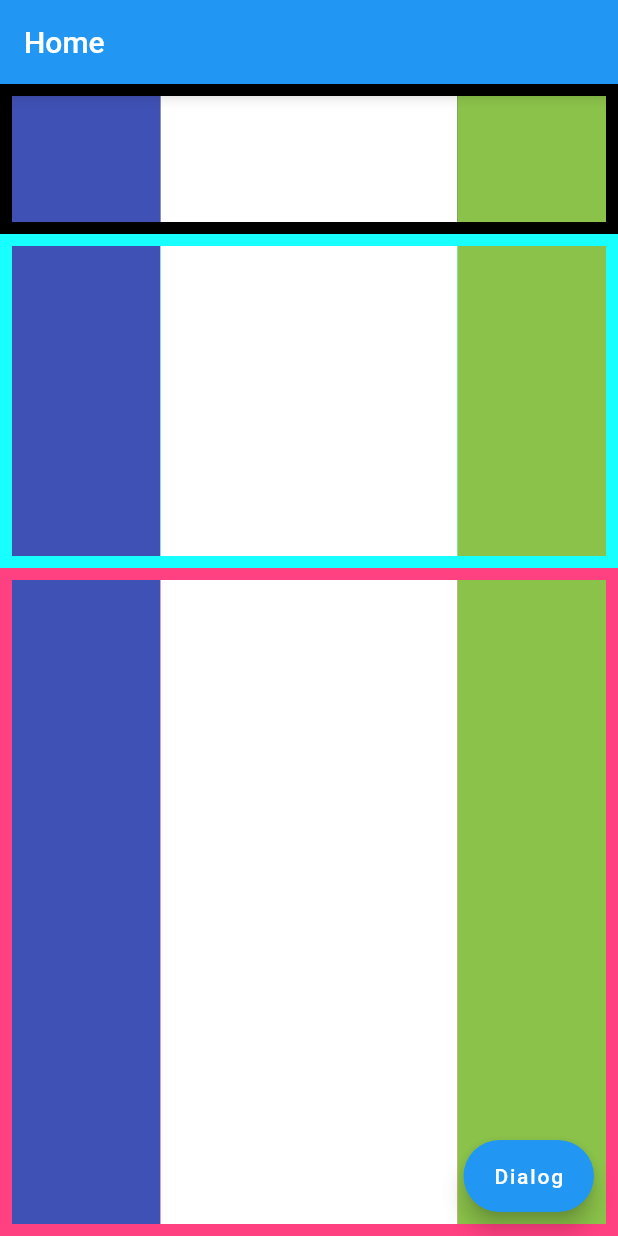
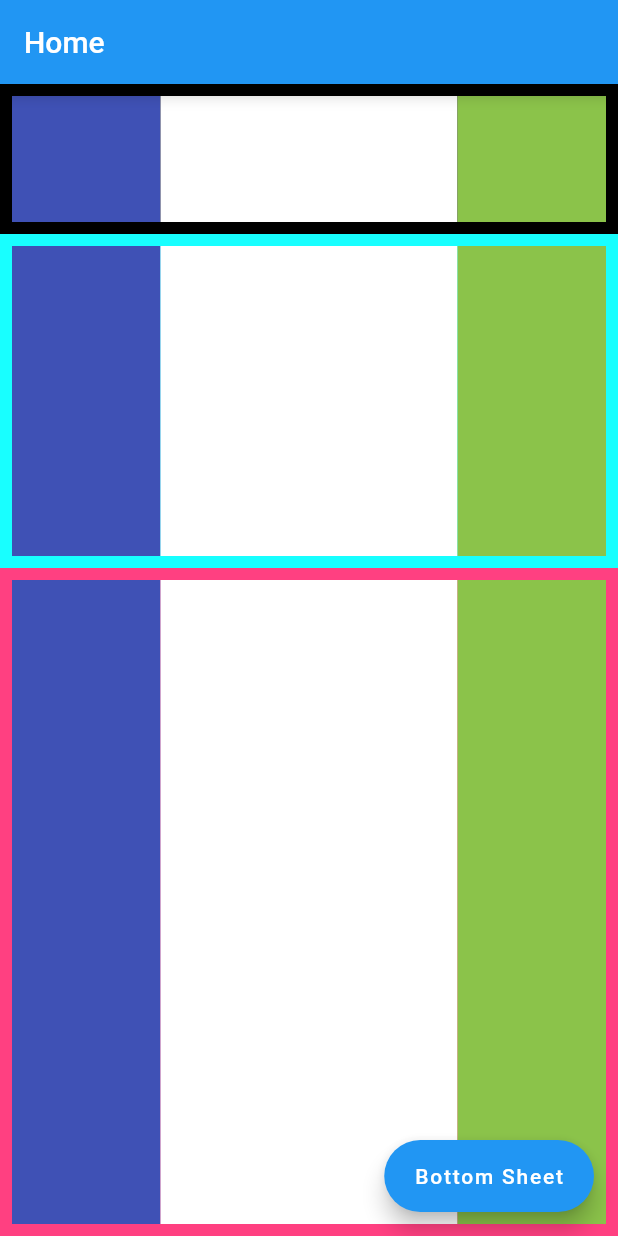
Before and after one commit to MHFerdous/Flutter_RestAPI_FireBase, a Flutter app: the screen it shows after launch, on a phone screen of 412 x 824 dp. Run offline on Flutter 3.47's test engine with Material 2 defaults, Android fonts, the phone set to English and light mode, and no system bars.

Commit message:
BottomSheet added

```diff
--- a/lib/home.dart
+++ b/lib/home.dart
@@ -129,7 +129,7 @@ class _HomeScreenState extends State<HomeScreen> {
       floatingActionButton: Row(
         mainAxisAlignment: MainAxisAlignment.end,
         children: [
-          FloatingActionButton.extended(
+          /*FloatingActionButton.extended(
             onPressed: () {
               showDialog(
                 context: context,
@@ -174,6 +174,12 @@ class _HomeScreenState extends State<HomeScreen> {
               );
             },
             label: const Text('Dialog'),
+          ),*/
+          FloatingActionButton.extended(
+            onPressed: () {
+
+    },
+            label: const Text('Bottom Sheet'),
           ),
         ],
       ),
```
